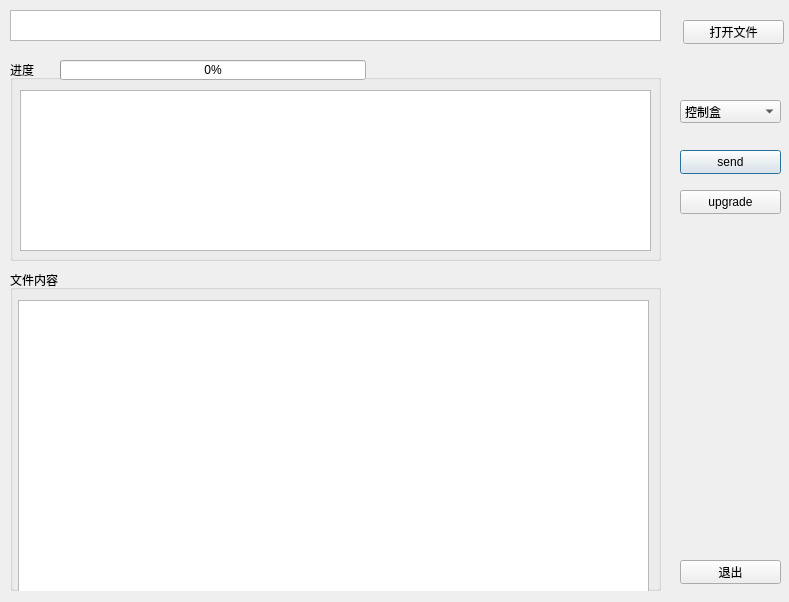
First picture: the form in upgrade.ui, repository daiyueyan/can_qt, before the edit.
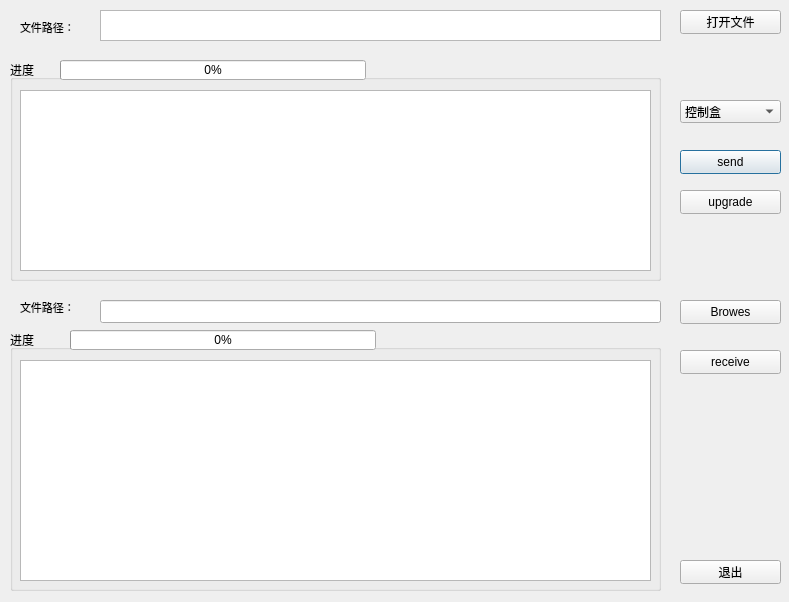
Second picture: the form after the edit.

```diff
--- a/upgrade.ui
+++ b/upgrade.ui
@@ -29,8 +29,8 @@
   <widget class="QPushButton" name="btn_open_file">
    <property name="geometry">
     <rect>
-     <x>683</x>
-     <y>20</y>
+     <x>680</x>
+     <y>10</y>
      <width>101</width>
      <height>24</height>
     </rect>
@@ -42,9 +42,9 @@
   <widget class="QTextEdit" name="file_location">
    <property name="geometry">
     <rect>
-     <x>10</x>
+     <x>100</x>
      <y>10</y>
-     <width>651</width>
+     <width>561</width>
      <height>31</height>
     </rect>
    </property>
@@ -55,7 +55,7 @@
      <x>10</x>
      <y>60</y>
      <width>651</width>
-     <height>201</height>
+     <height>221</height>
     </rect>
    </property>
    <property name="sizePolicy">
@@ -73,7 +73,7 @@
       <x>10</x>
       <y>30</y>
       <width>631</width>
-      <height>161</height>
+      <height>181</height>
      </rect>
     </property>
    </widget>
@@ -120,9 +120,9 @@
    <property name="geometry">
     <rect>
      <x>10</x>
-     <y>270</y>
+     <y>330</y>
      <width>651</width>
-     <height>321</height>
+     <height>261</height>
     </rect>
    </property>
    <property name="sizePolicy">
@@ -132,18 +132,31 @@
     </sizepolicy>
    </property>
    <property name="title">
-    <string>文件内容</string>
+    <string>进度</string>
    </property>
    <widget class="QTextEdit" name="file_get_show">
     <property name="geometry">
      <rect>
-      <x>8</x>
+      <x>10</x>
       <y>30</y>
       <width>631</width>
-      <height>331</height>
+      <height>221</height>
      </rect>
     </property>
    </widget>
+   <widget class="QProgressBar" name="progress_rev">
+    <property name="geometry">
+     <rect>
+      <x>60</x>
+      <y>0</y>
+      <width>306</width>
+      <height>20</height>
+     </rect>
+    </property>
+    <property name="value">
+     <number>0</number>
+    </property>
+   </widget>
   </widget>
   <widget class="QPushButton" name="btn_upgrade_out">
    <property name="geometry">
@@ -171,6 +184,80 @@
     <string>upgrade</string>
    </property>
   </widget>
+  <widget class="QPushButton" name="btn_revbrowse">
+   <property name="geometry">
+    <rect>
+     <x>680</x>
+     <y>300</y>
+     <width>101</width>
+     <height>24</height>
+    </rect>
+   </property>
+   <property name="text">
+    <string>Browes</string>
+   </property>
+  </widget>
+  <widget class="QLabel" name="label">
+   <property name="geometry">
+    <rect>
+     <x>20</x>
+     <y>20</y>
+     <width>68</width>
+     <height>15</height>
+    </rect>
+   </property>
+   <property name="font">
+    <font>
+     <family>Agency FB</family>
+     <pointsize>8</pointsize>
+    </font>
+   </property>
+   <property name="text">
+    <string>文件路径：</string>
+   </property>
+  </widget>
+  <widget class="QLabel" name="label_2">
+   <property name="geometry">
+    <rect>
+     <x>20</x>
+     <y>300</y>
+     <width>68</width>
+     <height>15</height>
+    </rect>
+   </property>
+   <property name="font">
+    <font>
+     <family>Agency FB</family>
+     <pointsize>8</pointsize>
+    </font>
+   </property>
+   <property name="text">
+    <string>文件路径：</string>
+   </property>
+  </widget>
+  <widget class="QLineEdit" name="rev_file_location">
+   <property name="geometry">
+    <rect>
+     <x>100</x>
+     <y>300</y>
+     <width>561</width>
+     <height>23</height>
+    </rect>
+   </property>
+  </widget>
+  <widget class="QPushButton" name="btn_rev">
+   <property name="geometry">
+    <rect>
+     <x>680</x>
+     <y>350</y>
+     <width>101</width>
+     <height>24</height>
+    </rect>
+   </property>
+   <property name="text">
+    <string>receive</string>
+   </property>
+  </widget>
  </widget>
  <resources/>
  <connections/>
```
